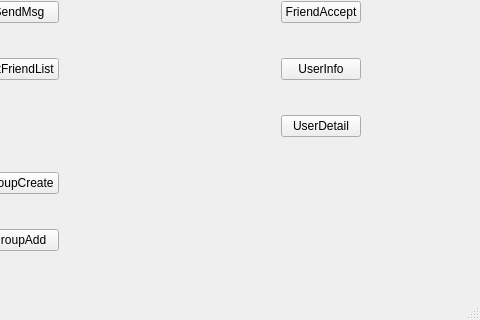
Old version of the form mainwindow.ui in the repository GDDG08/OwlChat_ApiUtils; both pictures show x 140 to 620 and y 170 to 490 of the 620 by 490 pixel window.
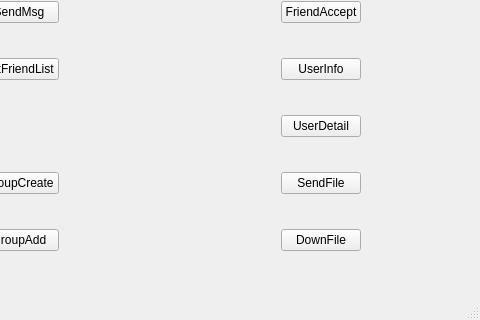
New version of the form.

Diff of the .ui file:
```diff
--- a/mainwindow.ui
+++ b/mainwindow.ui
@@ -134,6 +134,20 @@
       </property>
      </widget>
     </item>
+    <item row="5" column="1" alignment="Qt::AlignHCenter">
+     <widget class="QPushButton" name="pushButton_12">
+      <property name="text">
+       <string>SendFile</string>
+      </property>
+     </widget>
+    </item>
+    <item row="6" column="1" alignment="Qt::AlignHCenter">
+     <widget class="QPushButton" name="pushButton_13">
+      <property name="text">
+       <string>DownFile</string>
+      </property>
+     </widget>
+    </item>
    </layout>
   </widget>
   <widget class="QMenuBar" name="menuBar">
```
